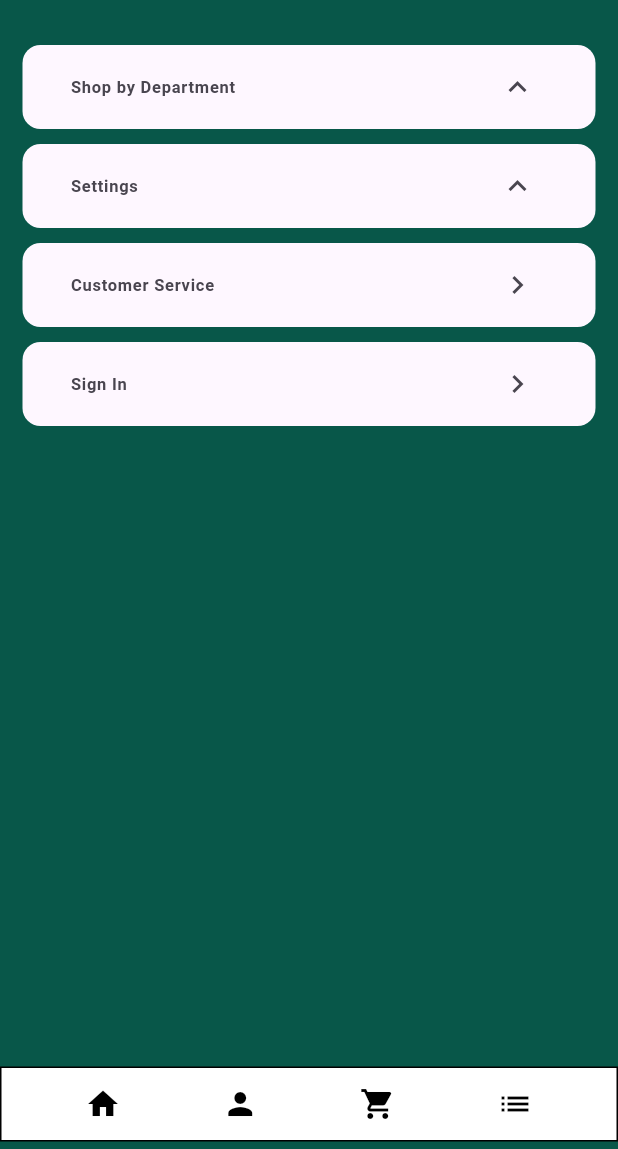
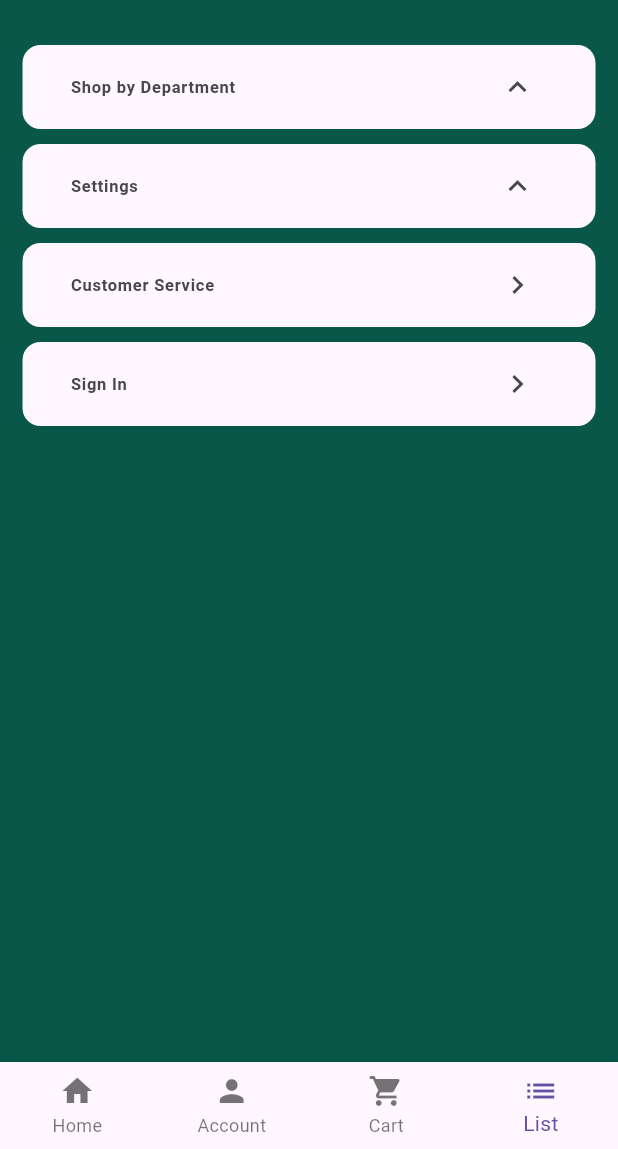
Before and after one commit to ezedin130/amazon, a Flutter app: the screen it shows after launch, item 4 of the bottom bar chosen, on a phone screen of 412 x 824 dp, the part 87-1236 px from its top. Run offline on Flutter 3.47's test engine with Material 3 defaults, Android fonts, the phone set to English and light mode, and no system bars; our stand-ins replace animated_text_kit, device_preview, firebase_auth, firebase_core, fluttertoast, geolocator and 1 more; accounts and stored records are empty; network calls fail.

Commit message:
modified:   android/gradle/wrapper/gradle-wrapper.properties 	modified:   lib/Screens/AccountScreen.dart 	modified:   lib/Screens/CategorieScreen.dart 	modified:   lib/Screens/HomeScreen.dart 	modified:   lib/Screens/ListScreen.dart 	modified:   lib/Services/Auth.dart 	new file:   lib/Services/Navigator.dart 	modified:   lib/main.dart 	modified:   pubspec.lock 	modified:   pubspec.yaml

```diff
--- a/lib/Screens/ListScreen.dart
+++ b/lib/Screens/ListScreen.dart
@@ -3,6 +3,7 @@
 import 'package:amazon/Screens/AccountScreen.dart';
 import 'package:amazon/Screens/HomeScreen.dart';
 import 'package:amazon/Screens/LoginScreen.dart';
+import 'package:amazon/Services/Navigator.dart';
 import 'package:flutter/material.dart';
 
 class ListScreen extends StatefulWidget {
@@ -20,6 +21,7 @@ class _ListScreenState extends State<ListScreen> {
   Widget build(BuildContext context) {
     return Scaffold(
       backgroundColor: Color(0xff085749),
+      bottomNavigationBar: AppBottomNavigationBar(currentIndex: 3),
       body: Column(
         children: [
           Padding(
@@ -120,6 +122,7 @@ class _ListScreenState extends State<ListScreen> {
                   child: MaterialButton(
                     onPressed: () {
                       Navigator.pushNamed(context, LoginScreen.id);
+                      //Todo : if user has logged in the button should change to signout
                     },
                     child: ListTile(
                       leading: Text(
@@ -133,40 +136,6 @@ class _ListScreenState extends State<ListScreen> {
               ],
             ),
           ),
-          Spacer(),
-          Container(
-            margin: EdgeInsets.only(bottom: 5.0),
-            decoration: BoxDecoration(
-              color: Colors.white,
-              border: Border.all(color: Colors.black),
-            ),
-            child: Row(
-              //crossAxisAlignment: CrossAxisAlignment.stretch,
-              mainAxisAlignment: MainAxisAlignment.spaceEvenly,
-              children: [
-                IconBtn(
-                  icon: Icons.home,
-                  onp: () {
-                    Navigator.pushNamed(context, HomeScreen.id);
-                  },
-                ),
-                IconBtn(
-                  icon: Icons.person,
-                  onp: () {
-                    Navigator.pushNamed(context, AccountScreen.id);
-                  },
-                ),
-                IconBtn(
-                  icon: Icons.shopping_cart,
-                  onp: () {},
-                ),
-                IconBtn(
-                  icon: Icons.list,
-                  onp: () {},
-                ),
-              ],
-            ),
-          )
         ],
       ),
     );
--- a/lib/Services/Auth.dart
+++ b/lib/Services/Auth.dart
@@ -50,4 +50,5 @@ class Authentication {
       print('the error was : $e');
     }
   }
+  //function that returns true if user is logged in and returns false otherwise
 }
--- /dev/null
+++ b/lib/Services/Navigator.dart
@@ -0,0 +1,50 @@
+import 'package:flutter/material.dart';
+
+class AppBottomNavigationBar extends StatelessWidget {
+  final int currentIndex;
+
+  AppBottomNavigationBar({required this.currentIndex});
+
+  @override
+  Widget build(BuildContext context) {
+    return BottomNavigationBar(
+      currentIndex: currentIndex,
+      type: BottomNavigationBarType.fixed,
+      onTap: (index) {
+        // Define route logic
+        switch (index) {
+          case 0:
+            Navigator.pushReplacementNamed(context, 'home');
+            break;
+          case 1:
+            Navigator.pushReplacementNamed(context, 'account');
+            break;
+          case 2:
+            Navigator.pushReplacementNamed(context, 'category');
+            break;
+          case 3:
+            Navigator.pushReplacementNamed(context, 'lists');
+            break;
+        }
+      },
+      items: const [
+        BottomNavigationBarItem(
+          icon: Icon(Icons.home),
+          label: 'Home',
+        ),
+        BottomNavigationBarItem(
+          icon: Icon(Icons.person),
+          label: 'Account',
+        ),
+        BottomNavigationBarItem(
+          icon: Icon(Icons.shopping_cart),
+          label: 'Cart',
+        ),
+        BottomNavigationBarItem(
+          icon: Icon(Icons.list),
+          label: 'List',
+        ),
+      ],
+    );
+  }
+}
--- a/lib/main.dart
+++ b/lib/main.dart
@@ -1,3 +1,5 @@
+// ignore_for_file: prefer_const_literals_to_create_immutables, prefer_const_constructors
+
 import 'package:amazon/firebase_options.dart';
 import 'package:firebase_core/firebase_core.dart';
 import 'package:flutter/foundation.dart';
@@ -9,6 +11,7 @@ import 'Screens/CategorieScreen.dart';
 import 'Screens/ListScreen.dart';
 import 'Screens/LoginScreen.dart';
 import 'Screens/RegisterScreen.dart';
+import 'package:flutter_localizations/flutter_localizations.dart';
 
 void main() async {
   WidgetsFlutterBinding.ensureInitialized();
@@ -29,6 +32,17 @@ class MyApp extends StatelessWidget {
   @override
   Widget build(BuildContext context) {
     return MaterialApp(
+      debugShowCheckedModeBanner: false,
+      localizationsDelegates: [
+        GlobalMaterialLocalizations.delegate,
+        GlobalWidgetsLocalizations.delegate,
+        GlobalCupertinoLocalizations.delegate,
+      ],
+      supportedLocales: [
+        Locale('en'), // English
+        Locale('es'), // Spanish
+        Locale('am'), //amharic
+      ],
       locale: DevicePreview.locale(context),
       builder: DevicePreview.appBuilder,
       initialRoute: HomeScreen.id,
--- a/pubspec.yaml
+++ b/pubspec.yaml
@@ -43,6 +43,9 @@ dependencies:
   fluttertoast: ^8.2.8
   modal_progress_hud_nsn: ^0.5.1
   geolocator: ^13.0.2
+  flutter_localizations:
+    sdk: flutter
+  intl: any
 
 dev_dependencies:
   flutter_test:
```
Also changed, not shown: lib/Screens/AccountScreen.dart (+87 -33 lines), lib/Screens/CategorieScreen.dart (+2 -36 lines), lib/Screens/HomeScreen.dart (+4 -37 lines), pubspec.lock, 1 other file.
